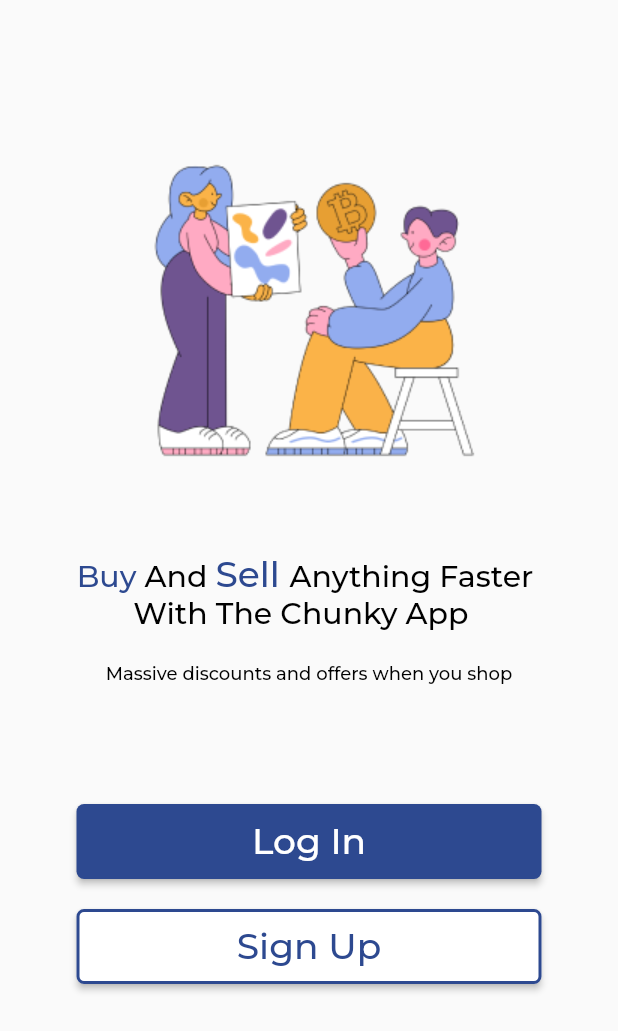
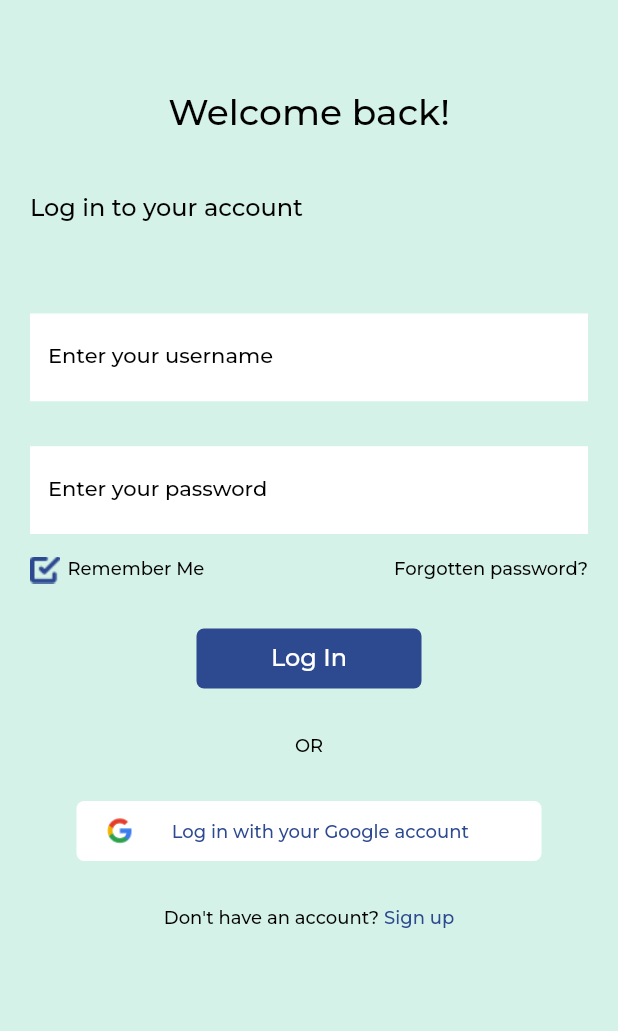
Before and after one commit to dretoba91/authentication_ui, a Flutter app: the screen it shows after launch, after a tap on "Log In", on a phone screen of 412 x 824 dp. Shown: the top 1031 px of the screen. Run offline on Flutter 3.47's test engine with Material 2 defaults, Android fonts, the phone set to English and light mode, and no system bars; project files that could hold a hidden picture were left out.

Commit message:
create log in page

```diff
--- a/lib/authentication/login.dart
+++ b/lib/authentication/login.dart
@@ -0,0 +1,231 @@
+// ignore_for_file: prefer_const_constructors, prefer_const_literals_to_create_immutables
+
+import 'package:flutter/material.dart';
+
+class Login extends StatefulWidget {
+  const Login({super.key});
+
+  @override
+  State<Login> createState() => _LoginState();
+}
+
+class _LoginState extends State<Login> {
+  @override
+  Widget build(BuildContext context) {
+    return Scaffold(
+      backgroundColor: Color(0xFFD5F2E8),
+      body: SafeArea(
+          child: Padding(
+        padding: const EdgeInsets.all(20),
+        child: Column(
+          mainAxisAlignment: MainAxisAlignment.start,
+          crossAxisAlignment: CrossAxisAlignment.start,
+          children: [
+            SizedBox(
+              height: 40,
+            ),
+            Center(
+              child: Text(
+                'Welcome back!',
+                style: TextStyle(
+                    color: Color(0xFF000000),
+                    fontFamily: "Montserrat",
+                    fontSize: 24,
+                    fontWeight: FontWeight.w400),
+              ),
+            ),
+            SizedBox(
+              height: 40,
+            ),
+            Text(
+              'Log in to your account',
+              style: TextStyle(
+                  color: Color(0xFF000000),
+                  fontFamily: "Montserrat",
+                  fontSize: 16,
+                  fontWeight: FontWeight.w400),
+            ),
+            SizedBox(
+              height: 60,
+            ),
+            TextFormField(
+              decoration: InputDecoration(
+                labelText: 'Enter your username',
+                border: InputBorder.none,
+                filled: true,
+                fillColor: Color(0xFFFFFFFF),
+                labelStyle: TextStyle(
+                    color: Color(0xFF000000),
+                    fontFamily: "Montserrat",
+                    fontSize: 14,
+                    fontWeight: FontWeight.w400),
+              ),
+            ),
+            SizedBox(
+              height: 30,
+            ),
+            TextFormField(
+              decoration: InputDecoration(
+                labelText: 'Enter your password',
+                border: InputBorder.none,
+                filled: true,
+                fillColor: Color(0xFFFFFFFF),
+                labelStyle: TextStyle(
+                    color: Color(0xFF000000),
+                    fontFamily: "Montserrat",
+                    fontSize: 14,
+                    fontWeight: FontWeight.w400),
+              ),
+            ),
+            SizedBox(
+              height: 15,
+            ),
+            Row(
+              mainAxisAlignment: MainAxisAlignment.spaceBetween,
+              crossAxisAlignment: CrossAxisAlignment.start,
+              children: [
+                Row(
+                  mainAxisAlignment: MainAxisAlignment.spaceAround,
+                  crossAxisAlignment: CrossAxisAlignment.start,
+                  children: [
+                    Image.asset('assets/images/icon_task_done.png'),
+                    SizedBox(
+                      width: 5,
+                    ),
+                    Text(
+                      'Remember Me',
+                      style: TextStyle(
+                          color: Color(0xFF000000),
+                          fontFamily: "Montserrat",
+                          fontSize: 12,
+                          fontWeight: FontWeight.w400),
+                    ),
+                  ],
+                ),
+                Text(
+                  'Forgotten password?',
+                  style: TextStyle(
+                      color: Color(0xFF000000),
+                      fontFamily: "Montserrat",
+                      fontSize: 12,
+                      fontWeight: FontWeight.w400),
+                ),
+              ],
+            ),
+            SizedBox(
+              height: 30,
+            ),
+            Center(
+              child: SizedBox(
+                height: 40,
+                width: 150,
+                child: ElevatedButton(
+                    onPressed: () {},
+                    style: ElevatedButton.styleFrom(
+                        primary: Color(0xFF2D4990),
+                        elevation: 0,
+                        shape: RoundedRectangleBorder(
+                            borderRadius: BorderRadius.circular(5)),
+                        textStyle: TextStyle(
+                            color: Color(0xFF1E1E1E),
+                            fontFamily: "Montserrat",
+                            fontSize: 16,
+                            fontWeight: FontWeight.w500)),
+                    child: Text(
+                      'Log In',
+                      style: TextStyle(
+                          color: Color(0xFFFFFFFF),
+                          fontFamily: "Montserrat",
+                          fontSize: 16,
+                          fontWeight: FontWeight.w500),
+                    )),
+              ),
+            ),
+            SizedBox(
+              height: 30,
+            ),
+            Center(
+              child: Text(
+                'OR',
+                style: TextStyle(
+                    color: Color(0xFF000000),
+                    fontFamily: "Montserrat",
+                    fontSize: 12,
+                    fontWeight: FontWeight.w400),
+              ),
+            ),
+            SizedBox(
+              height: 30,
+            ),
+            Center(
+              child: SizedBox(
+                height: 40,
+                width: 310,
+                child: ElevatedButton(
+                    onPressed: () {},
+                    style: ElevatedButton.styleFrom(
+                        primary: Color(0xFFFFFFFF),
+                        elevation: 0,
+                        shape: RoundedRectangleBorder(
+                          borderRadius: BorderRadius.circular(5),
+                          // side: BorderSide(
+                          //     width: 1.5, color: Color(0xFF2D4990))
+                        ),
+                        textStyle: TextStyle(
+                            color: Color(0xFF2D4990),
+                            fontFamily: "Montserrat",
+                            fontSize: 20,
+                            fontWeight: FontWeight.w500)),
+                    child: Row(
+                      mainAxisAlignment: MainAxisAlignment.spaceBetween,
+                      crossAxisAlignment: CrossAxisAlignment.center,
+                      children: [
+                        Image.asset(
+                          'assets/images/google.png',
+                          height: 20,
+                          width: 25,
+                        ),
+                        Text(
+                          'Log in with your Google account',
+                          style: TextStyle(
+                              color: Color(0xFF2D4990),
+                              fontFamily: "Montserrat",
+                              fontSize: 12,
+                              fontWeight: FontWeight.w500),
+                        ),
+                        SizedBox(
+                          width: 10,
+                        )
+                      ],
+                    )),
+              ),
+            ),
+            SizedBox(
+              height: 30,
+            ),
+            Center(
+              child: RichText(
+                  text: TextSpan(
+                      text: "Don't have an account? ",
+                      style: TextStyle(
+                          color: Color(0xFF000000),
+                          fontFamily: "Montserrat",
+                          fontSize: 12,
+                          fontWeight: FontWeight.w400),
+                      children: [
+                    TextSpan(
+                      text: 'Sign up',
+                      style: TextStyle(
+                          color: Color(0xFF2D4990),
+                          fontFamily: "Montserrat",
+                          fontSize: 12,
+                          fontWeight: FontWeight.w500),
+                    )
+                  ])),
+            )
+          ],
+        ),
+      )),
+    );
+  }
+}
--- a/lib/main.dart
+++ b/lib/main.dart
@@ -1,6 +1,7 @@
 // ignore_for_file: prefer_const_constructors
 
 import 'package:authentication_ui/onboarding/onboarding.dart';
+import 'package:authentication_ui/success_screen.dart';
 import 'package:flutter/material.dart';
 
 void main() {
@@ -17,7 +18,7 @@ class MyApp extends StatelessWidget {
       title: 'Authentication UI',
       home: Onboarding(),
       theme: ThemeData(
-        fontFamily: 'Montserrat'
+        fontFamily: 'Montserrat',
       ),
     );
   }
--- a/lib/onboarding/onboarding.dart
+++ b/lib/onboarding/onboarding.dart
@@ -1,5 +1,7 @@
 // ignore_for_file: prefer_const_constructors, prefer_const_literals_to_create_immutables
 
+import 'package:authentication_ui/authentication/login.dart';
+import 'package:authentication_ui/success_screen.dart';
 import 'package:flutter/material.dart';
 
 class Onboarding extends StatelessWidget {
@@ -8,7 +10,8 @@ class Onboarding extends StatelessWidget {
   @override
   Widget build(BuildContext context) {
     return Scaffold(
-      body: SizedBox(
+      body: SafeArea(
+        child: SizedBox(
           height: MediaQuery.of(context).size.height,
           width: MediaQuery.of(context).size.width,
           child: Padding(
@@ -37,7 +40,7 @@ class Onboarding extends StatelessWidget {
                               color: Color(0xFF2D4990),
                               fontFamily: "Montserrat",
                               fontSize: 20,
-                            fontWeight: FontWeight.w500),
+                              fontWeight: FontWeight.w600),
                           children: [
                         TextSpan(
                           text: 'And ',
@@ -45,7 +48,7 @@ class Onboarding extends StatelessWidget {
                               color: Color(0xFF000000),
                               fontFamily: "Montserrat",
                               fontSize: 20,
-                            fontWeight: FontWeight.w500),
+                              fontWeight: FontWeight.w600),
                         ),
                         TextSpan(
                           text: 'Sell ',
@@ -53,7 +56,7 @@ class Onboarding extends StatelessWidget {
                               color: Color(0xFF2D4990),
                               fontFamily: "Montserrat",
                               fontSize: 24,
-                            fontWeight: FontWeight.w500),
+                              fontWeight: FontWeight.w600),
                         ),
                         TextSpan(
                           text: 'Anything Faster \n',
@@ -61,7 +64,7 @@ class Onboarding extends StatelessWidget {
                               color: Color(0xFF000000),
                               fontFamily: "Montserrat",
                               fontSize: 20,
-                            fontWeight: FontWeight.w500),
+                              fontWeight: FontWeight.w600),
                         ),
                         TextSpan(
                           text: '       With The Chunky App',
@@ -69,7 +72,7 @@ class Onboarding extends StatelessWidget {
                               color: Color(0xFF000000),
                               fontFamily: "Montserrat",
                               fontSize: 20,
-                            fontWeight: FontWeight.w500),
+                              fontWeight: FontWeight.w600),
                         ),
                       ])),
                 ),
@@ -95,24 +98,27 @@ class Onboarding extends StatelessWidget {
                     width: 310,
                     child: ElevatedButton(
                         onPressed: () {
-
+                          Navigator.push(context,
+                              MaterialPageRoute(builder: (context) => Login()));
                         },
                         style: ElevatedButton.styleFrom(
+                            elevation: 0,
                             primary: Color(0xFF2D4990),
                             shape: RoundedRectangleBorder(
-                        borderRadius: BorderRadius.circular(5)
-                      ),
+                                borderRadius: BorderRadius.circular(5)),
                             textStyle: TextStyle(
+                                color: Color(0xFF1E1E1E),
+                                fontFamily: "Montserrat",
+                                fontSize: 20,
+                                fontWeight: FontWeight.w500)),
+                        child: Text(
+                          'Log In',
+                          style: TextStyle(
                               color: Color(0xFFFFFFFF),
                               fontFamily: "Montserrat",
-                        fontSize: 24,
-                        fontWeight: FontWeight.w500
-                      )
-                    ),
-                    child: Text(
-                      'Log In'
-                    )
-                  ),
+                              fontSize: 20,
+                              fontWeight: FontWeight.w500),
+                        )),
                   ),
                 ),
                 SizedBox(
@@ -123,39 +129,31 @@ class Onboarding extends StatelessWidget {
                     height: 50,
                     width: 310,
                     child: ElevatedButton(
-                    onPressed: () {
-
-                    },
+                        onPressed: () {},
                         style: ElevatedButton.styleFrom(
+                            elevation: 0,
                             primary: Color(0xFFFFFFFF),
                             shape: RoundedRectangleBorder(
                                 borderRadius: BorderRadius.circular(5),
                                 side: BorderSide(
-                          width: 2.0,
-                          color: Color(0xFF2D4990)
-                        )
-                      ),
+                                    width: 1.5, color: Color(0xFF2D4990))),
                             textStyle: TextStyle(
                                 color: Color(0xFF2D4990),
                                 fontFamily: "Montserrat",
-                        fontSize: 24,
-                        fontWeight: FontWeight.w500
-                      )
-                    ),
+                                fontSize: 20,
+                                fontWeight: FontWeight.w500)),
                         child: Text(
                           'Sign Up',
                           style: TextStyle(
                               color: Color(0xFF2D4990),
                               fontFamily: "Montserrat",
-                        fontSize: 24,
-                        fontWeight: FontWeight.w500
-                      ),
-                    )
+                              fontSize: 20,
+                              fontWeight: FontWeight.w500),
+                        )),
                   ),
                 ),
+              ],
             ),
-
-            ],
           ),
         ),
       ),
--- a/lib/success_screen.dart
+++ b/lib/success_screen.dart
@@ -0,0 +1,55 @@
+// ignore_for_file: prefer_const_constructors, prefer_const_literals_to_create_immutables
+
+import 'package:flutter/material.dart';
+
+class AuthSuccessScreen extends StatelessWidget {
+  const AuthSuccessScreen({super.key});
+
+  @override
+  Widget build(BuildContext context) {
+    return Scaffold(
+      body: SafeArea(
+        child: SizedBox(
+          height: MediaQuery.of(context).size.height,
+          width: MediaQuery.of(context).size.width,
+          child: Column(
+            crossAxisAlignment: CrossAxisAlignment.center,
+            mainAxisAlignment: MainAxisAlignment.center,
+            children: [
+              Image.asset('assets/images/done.png'),
+              SizedBox(
+                height: 20,
+              ),
+              RichText(
+                  text: TextSpan(
+                text: 'Your sign up was successful',
+                style: TextStyle(
+                    color: Color(0xFF000000),
+                    fontFamily: "Montserrat",
+                    fontSize: 16,
+                    fontWeight: FontWeight.w500),
+              )
+              ),
+              SizedBox(
+                height: 60,
+              ),
+              RichText(
+                  text: TextSpan(
+                text: 'Continue to Home',
+                style: TextStyle(
+                  color: Color(0xFF2D4990),
+                  fontFamily: "Montserrat",
+                  fontSize: 20,
+                  fontWeight: FontWeight.w500,
+                  decoration: TextDecoration.underline,
+                ),
+              )
+              )
+
+            ],
+          ),
+        ),
+      ),
+    );
+  }
+}
```
Also changed, not shown: assets/images/done.png (added), assets/images/google.png (added), assets/images/icon_task_done.png (added), 7 other files. Lines whose indentation alone changed are shown as unchanged.
